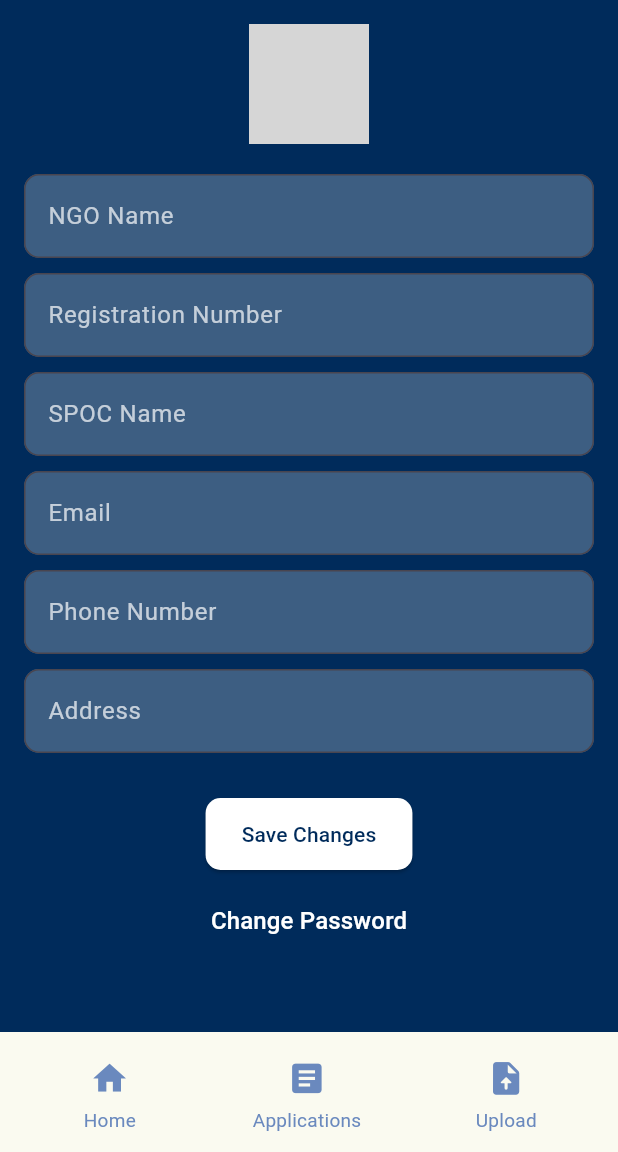
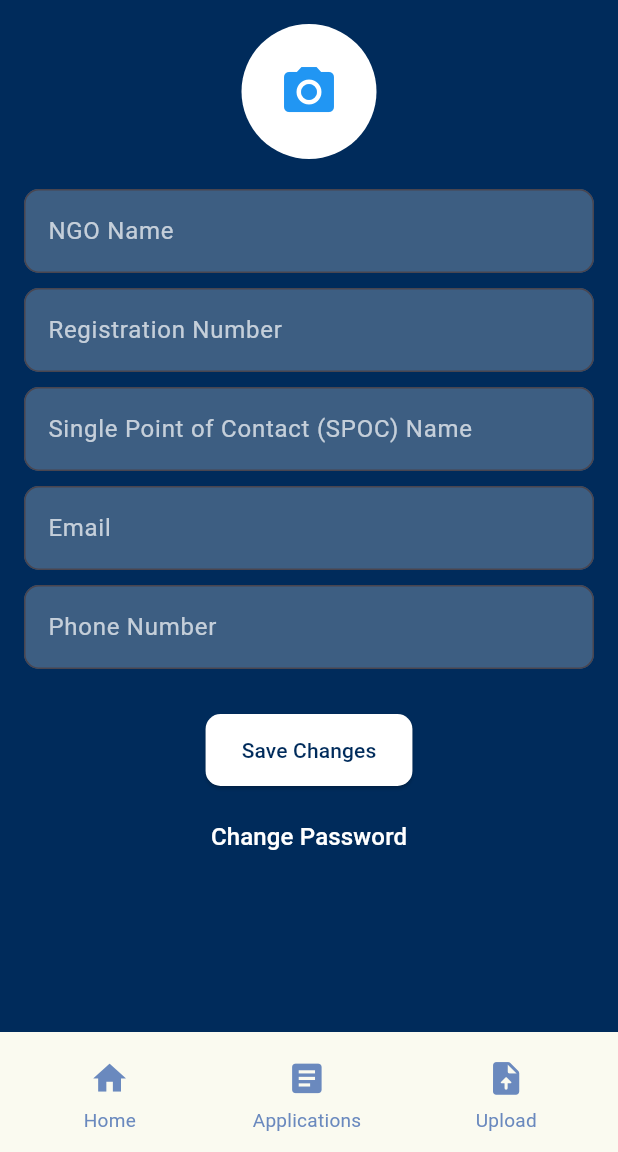
Before and after one commit to suzannedantis/ngobeacon, a Flutter app: the NGOProfilePage screen opened directly, on a phone screen of 412 x 824 dp, the part 84-1236 px from its top. Run offline on Flutter 3.47's test engine with Material 3 defaults, Android fonts, the phone set to English and light mode, and no system bars; our stand-ins replace cached_network_image, fl_chart, google_fonts, google_sign_in, image_picker, supabase_flutter; accounts and stored records are empty; grey boxes are pictures that could not be loaded.

Commit message:
Update ngo_profile.dart

```diff
--- a/lib/appbar_menu/ngo_profile.dart
+++ b/lib/appbar_menu/ngo_profile.dart
@@ -1,6 +1,7 @@
-// NGO Profile Page with Supabase Integration (including address field)
 import 'package:flutter/material.dart';
-import 'package:supabase_flutter/supabase_flutter.dart';
+import 'package:image_picker/image_picker.dart';
+import 'dart:io';
+
 import 'change_password.dart';
 import '../components/bottom_nav_bar.dart';
 import '../components/top_nav_bar.dart';
@@ -13,143 +14,50 @@ class NGOProfilePage extends StatefulWidget {
 }
 
 class _NGOProfilePageState extends State<NGOProfilePage> {
-  final SupabaseClient _supabase = Supabase.instance.client;
-  final _formKey = GlobalKey<FormState>();
+  File? _imageFile;
 
-  // Controllers for form fields
-  final TextEditingController _ngoNameController = TextEditingController();
-  final TextEditingController _regNoController = TextEditingController();
-  final TextEditingController _spocController = TextEditingController();
-  final TextEditingController _emailController = TextEditingController();
-  final TextEditingController _phoneController = TextEditingController();
-  final TextEditingController _addressController = TextEditingController();
+  Future<void> _pickImage() async {
+    final picker = ImagePicker();
+    final pickedImage = await picker.pickImage(source: ImageSource.gallery); // or .camera
 
-  bool _isLoading = true;
-  Map<String, dynamic>? _profileData;
-
-  @override
-  void initState() {
-    super.initState();
-    _loadProfileData();
+    if (pickedImage != null) {
+      setState(() {
+        _imageFile = File(pickedImage.path);
+      });
     }
-
-  Future<void> _loadProfileData() async {
-    try {
-      final userId = _supabase.auth.currentUser?.id;
-      if (userId == null) return;
-
-      final response = await _supabase
-          .from('ngo_profile')
-          .select()
-          .eq('authid', userId)
-          .maybeSingle();
-
-      setState(() {
-        if (response != null) {
-          _profileData = response;
-          _ngoNameController.text = response['ngo_name'] ?? '';
-          _regNoController.text = response['registration_no'] ?? '';
-          _spocController.text = response['spoc_name'] ?? '';
-          _emailController.text = response['contact_email'] ?? '';
-          _phoneController.text = response['contact_phone_no'] ?? '';
-          _addressController.text = response['address'] ?? '';
-        }
-        _isLoading = false;
-      });
-    } catch (e) {
-      ScaffoldMessenger.of(context).showSnackBar(
-        SnackBar(content: Text('Error loading profile: ${e.toString()}')),
-      );
-      setState(() => _isLoading = false);
-    }
-  }
-
-  Future<void> _saveChanges() async {
-    if (!_formKey.currentState!.validate()) return;
-
-    try {
-      final userId = _supabase.auth.currentUser?.id;
-      if (userId == null) {
-        ScaffoldMessenger.of(context).showSnackBar(
-          const SnackBar(content: Text('User not authenticated!')),
-        );
-        return;
-      }
-
-      final updateData = {
-        'authid': userId,
-        'ngo_name': _ngoNameController.text,
-        'registration_no': _regNoController.text,
-        'spoc_name': _spocController.text,
-        'contact_email': _emailController.text,
-        'contact_phone_no': _phoneController.text,
-        'address': _addressController.text,
-      };
-
-      // Use upsert to create or update the profile
-      final response = await _supabase
-          .from('ngo_profile')
-          .upsert(updateData)
-          .select()
-          .single();
-
-      ScaffoldMessenger.of(context).showSnackBar(
-        const SnackBar(content: Text('Profile saved successfully!')),
-      );
-
-      // Reload data after update
-      await _loadProfileData();
-    } catch (e) {
-      ScaffoldMessenger.of(context).showSnackBar(
-        SnackBar(content: Text('Error saving profile: ${e.toString()}')),
-      );
-    }
-  }
-
-  @override
-  void dispose() {
-    _ngoNameController.dispose();
-    _regNoController.dispose();
-    _spocController.dispose();
-    _emailController.dispose();
-    _phoneController.dispose();
-    _addressController.dispose(); // Dispose address controller
-    super.dispose();
   }
 
   @override
   Widget build(BuildContext context) {
     return Scaffold(
       appBar: TopNavBar(),
-      body: _isLoading
-          ? const Center(child: CircularProgressIndicator())
-          : SingleChildScrollView(
+      body: SingleChildScrollView(
         child: Padding(
           padding: const EdgeInsets.all(16.0),
-          child: Form(
-            key: _formKey,
           child: Column(
             children: [
-                CircleAvatar(
-                  radius: 40,
+              GestureDetector(
+                onTap: _pickImage,
+                child: CircleAvatar(
+                  radius: 45,
                   backgroundColor: Colors.white,
-                  backgroundImage: _profileData?['logo_url'] != null
-                      ? NetworkImage(_profileData!['logo_url'])
-                      : null,
-                  child: _profileData?['logo_url'] == null
-                      ? const Icon(Icons.people, size: 40, color: Colors.blue)
+                  backgroundImage: _imageFile != null ? FileImage(_imageFile!) : null,
+                  child: _imageFile == null
+                      ? const Icon(Icons.camera_alt, size: 40, color: Colors.blue)
                       : null,
                 ),
+              ),
               const SizedBox(height: 20),
-                _buildTextField("NGO Name", _ngoNameController),
-                _buildTextField("Registration Number", _regNoController),
-                _buildTextField("SPOC Name", _spocController),
-                _buildTextField("Email", _emailController),
-                _buildTextField("Phone Number", _phoneController),
-                _buildTextField("Address", _addressController, isRequired: false), // Added address field
+              buildTextField("NGO Name"),
+              buildTextField("Registration Number"),
+              buildTextField("Single Point of Contact (SPOC) Name"),
+              buildTextField("Email"),
+              buildTextField("Phone Number"),
               const SizedBox(height: 20),
               ElevatedButton(
-                  onPressed: _saveChanges,
+                onPressed: () {
+                  // Save profile changes
+                },
                 style: ElevatedButton.styleFrom(
                   backgroundColor: Colors.white,
                   foregroundColor: const Color(0xFF002B5B),
@@ -165,9 +73,7 @@ class _NGOProfilePageState extends State<NGOProfilePage> {
                 onPressed: () {
                   Navigator.push(
                     context,
-                      MaterialPageRoute(
-                        builder: (context) => ChangePasswordPage(),
-                      ),
+                    MaterialPageRoute(builder: (context) => ChangePasswordPage()),
                   );
                 },
                 child: const Text(
@@ -179,17 +85,15 @@ class _NGOProfilePageState extends State<NGOProfilePage> {
           ),
         ),
       ),
-      ),
       backgroundColor: const Color(0xFF002B5B),
-      bottomNavigationBar: const BottomNavBar(),
+      bottomNavigationBar: BottomNavBar(),
     );
   }
 
-  Widget _buildTextField(String label, TextEditingController controller, {bool isRequired = true}) {
+  Widget buildTextField(String label) {
     return Padding(
       padding: const EdgeInsets.only(bottom: 10),
-      child: TextFormField(
-        controller: controller,
+      child: TextField(
         style: const TextStyle(color: Colors.white),
         decoration: InputDecoration(
           labelText: label,
@@ -201,14 +105,7 @@ class _NGOProfilePageState extends State<NGOProfilePage> {
             borderRadius: BorderRadius.circular(10),
           ),
         ),
-        validator: isRequired ? (value) {
-          if (value == null || value.isEmpty) {
-            return 'This field is required';
-          }
-          return null;
-        } : null,
       ),
     );
   }
-
 }
```
Lines whose indentation alone changed are shown as unchanged.
